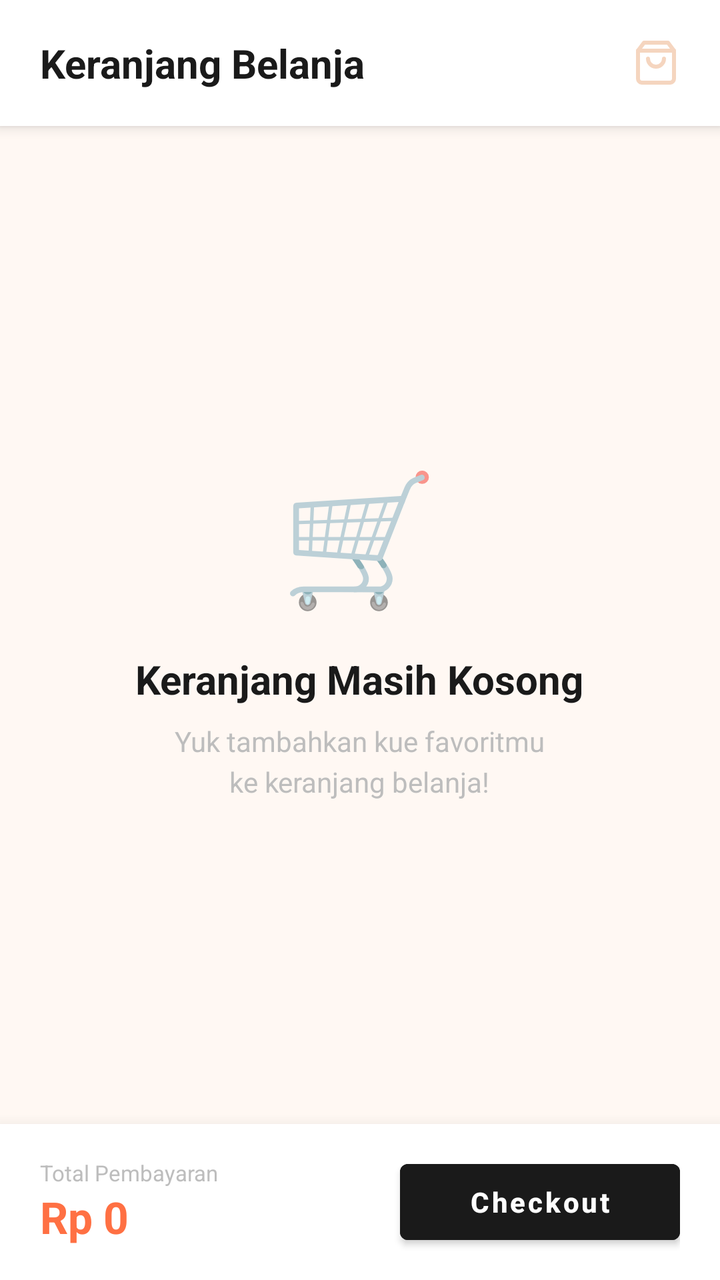
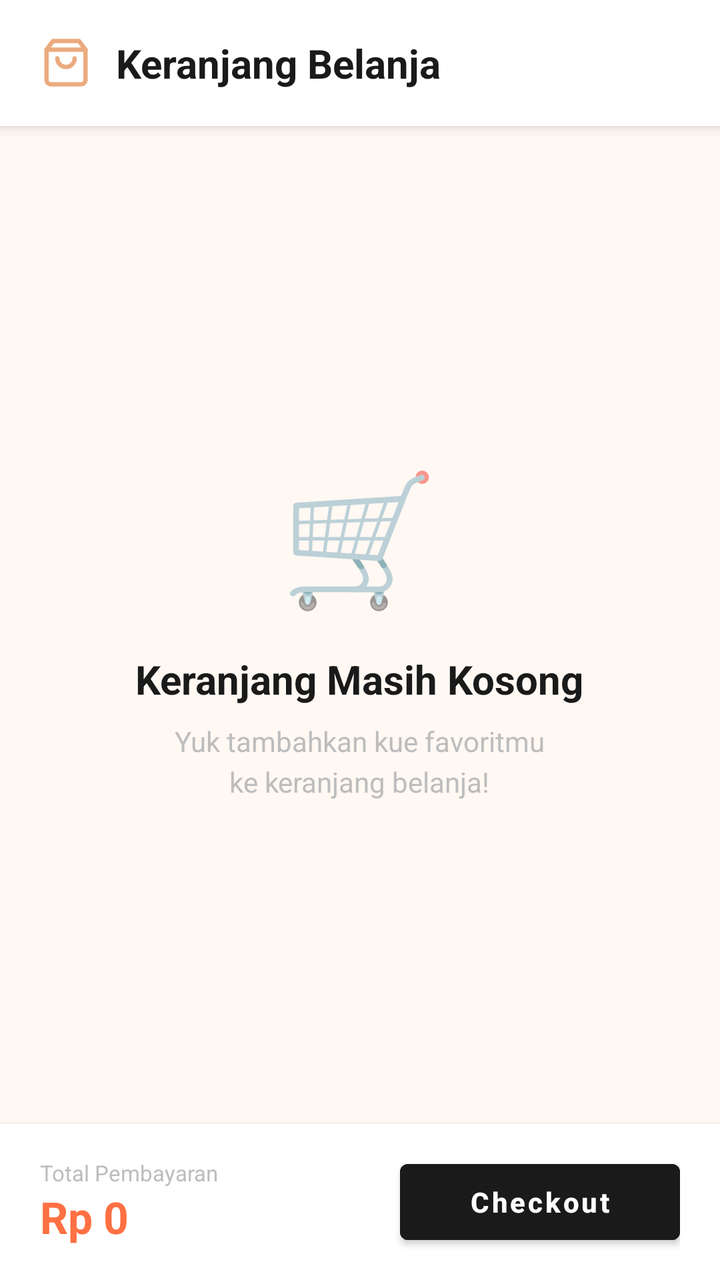

Before-and-after screenshots of an Android layout around one commit, followed by the original layout XML and the change that was made.
<!-- AndroidManifest.xml: application theme Theme.KueWeh -->
<!-- res/layout/fragment_keranjang.xml -->
<?xml version="1.0" encoding="utf-8"?>
<androidx.constraintlayout.widget.ConstraintLayout
    xmlns:android="http://schemas.android.com/apk/res/android"
    xmlns:app="http://schemas.android.com/apk/res-auto"
    android:layout_width="match_parent"
    android:layout_height="match_parent"
    android:background="#FFF8F3">

    
    <LinearLayout
        android:id="@+id/tvHeaderKeranjang"
        android:layout_width="0dp"
        android:layout_height="wrap_content"
        android:background="#FFFFFF"
        android:elevation="4dp"
        android:orientation="horizontal"
        android:gravity="center_vertical"
        android:paddingHorizontal="20dp"
        android:paddingVertical="18dp"
        android:fitsSystemWindows="true"
        app:layout_constraintTop_toTopOf="parent"
        app:layout_constraintStart_toStartOf="parent"
        app:layout_constraintEnd_toEndOf="parent">

        <TextView
            android:layout_width="0dp"
            android:layout_height="wrap_content"
            android:layout_weight="1"
            android:text="Keranjang Belanja"
            android:textColor="#1A1A1A"
            android:textSize="20sp"
            android:textStyle="bold"/>

        <ImageView
            android:layout_width="24dp"
            android:layout_height="24dp"
            android:src="@drawable/ic_pesanan"
            android:alpha="0.5"/>
    </LinearLayout>

    
    <androidx.recyclerview.widget.RecyclerView
        android:id="@+id/rvKeranjang"
        android:layout_width="0dp"
        android:layout_height="0dp"
        android:clipToPadding="false"
        android:paddingHorizontal="16dp"
        android:paddingTop="8dp"
        android:paddingBottom="8dp"
        android:visibility="gone"
        app:layout_constraintTop_toBottomOf="@id/tvHeaderKeranjang"
        app:layout_constraintBottom_toTopOf="@id/bottomKeranjangBar"
        app:layout_constraintStart_toStartOf="parent"
        app:layout_constraintEnd_toEndOf="parent"/>

    
    <LinearLayout
        android:id="@+id/emptyStateKeranjang"
        android:layout_width="0dp"
        android:layout_height="0dp"
        android:orientation="vertical"
        android:gravity="center"
        android:paddingHorizontal="40dp"
        android:visibility="visible"
        app:layout_constraintTop_toBottomOf="@id/tvHeaderKeranjang"
        app:layout_constraintBottom_toTopOf="@id/bottomKeranjangBar"
        app:layout_constraintStart_toStartOf="parent"
        app:layout_constraintEnd_toEndOf="parent">

        <TextView
            android:layout_width="wrap_content"
            android:layout_height="wrap_content"
            android:text="🛒"
            android:textSize="64sp"/>

        <TextView
            android:layout_width="wrap_content"
            android:layout_height="wrap_content"
            android:layout_marginTop="16dp"
            android:text="Keranjang Masih Kosong"
            android:textColor="#1A1A1A"
            android:textSize="20sp"
            android:textStyle="bold"
            android:gravity="center"/>

        <TextView
            android:layout_width="wrap_content"
            android:layout_height="wrap_content"
            android:layout_marginTop="8dp"
            android:text="Yuk tambahkan kue favoritmu\nke keranjang belanja!"
            android:textColor="#BDBDBD"
            android:textSize="14sp"
            android:gravity="center"
            android:lineSpacingExtra="4dp"/>

    </LinearLayout>

    
    <LinearLayout
        android:id="@+id/bottomKeranjangBar"
        android:layout_width="0dp"
        android:layout_height="wrap_content"
        android:background="#FFFFFF"
        android:elevation="12dp"
        android:gravity="center_vertical"
        android:orientation="horizontal"
        android:paddingHorizontal="20dp"
        android:paddingVertical="14dp"
        app:layout_constraintBottom_toBottomOf="parent"
        app:layout_constraintStart_toStartOf="parent"
        app:layout_constraintEnd_toEndOf="parent">

        <LinearLayout
            android:layout_width="0dp"
            android:layout_height="wrap_content"
            android:layout_weight="1"
            android:orientation="vertical">

            <TextView
                android:layout_width="wrap_content"
                android:layout_height="wrap_content"
                android:text="Total Pembayaran"
                android:textColor="#BDBDBD"
                android:textSize="11sp"/>

            <TextView
                android:id="@+id/tvTotalHargaKeranjang"
                android:layout_width="wrap_content"
                android:layout_height="wrap_content"
                android:text="Rp 0"
                android:textColor="#FF7043"
                android:textSize="22sp"
                android:textStyle="bold"/>
        </LinearLayout>

        <Button
            android:id="@+id/btnCheckout"
            android:layout_width="140dp"
            android:layout_height="50dp"
            android:backgroundTint="#1A1A1A"
            android:text="Checkout"
            android:textColor="#FFFFFF"
            android:textStyle="bold"
            android:textAllCaps="false"/>
    </LinearLayout>

</androidx.constraintlayout.widget.ConstraintLayout>
<!-- resources referenced by this layout -->
<resources>
  <!-- drawable ic_pesanan (drawable) -->
  <vector xmlns:android="http://schemas.android.com/apk/res/android"
      android:width="24dp"
      android:height="24dp"
      android:viewportWidth="24"
      android:viewportHeight="24">
    <path
        android:pathData="M6,2L3,6V20C3,20.53 3.211,21.039 3.586,21.414C3.961,21.789 4.47,22 5,22H19C19.53,22 20.039,21.789 20.414,21.414C20.789,21.039 21,20.53 21,20V6L18,2H6Z"
        android:strokeLineJoin="round"
        android:strokeWidth="2"
        android:fillColor="#00000000"
        android:strokeColor="#EBAB7F"
        android:strokeLineCap="round"/>
    <path
        android:pathData="M3,6H21"
        android:strokeLineJoin="round"
        android:strokeWidth="2"
        android:fillColor="#00000000"
        android:strokeColor="#EBAB7F"
        android:strokeLineCap="round"/>
    <path
        android:pathData="M16,10C16,11.061 15.579,12.078 14.828,12.828C14.078,13.579 13.061,14 12,14C10.939,14 9.922,13.579 9.172,12.828C8.421,12.078 8,11.061 8,10"
        android:strokeLineJoin="round"
        android:strokeWidth="2"
        android:fillColor="#00000000"
        android:strokeColor="#EBAB7F"
        android:strokeLineCap="round"/>
  </vector>
  <style name="Theme.KueWeh" parent="Theme.MaterialComponents.Light.NoActionBar">
          <item name="android:statusBarColor">@android:color/transparent</item>
  
          <item name="android:windowLightStatusBar">true</item>
      </style>
</resources>

<!-- the commit's change to res/layout/fragment_keranjang.xml (unified diff, before → after) -->
@@ -17,25 +17,23 @@
         android:gravity="center_vertical"
         android:paddingHorizontal="20dp"
         android:paddingVertical="18dp"
-        android:fitsSystemWindows="true"
         app:layout_constraintTop_toTopOf="parent"
         app:layout_constraintStart_toStartOf="parent"
         app:layout_constraintEnd_toEndOf="parent">
 
+        <ImageView
+            android:layout_width="26dp"
+            android:layout_height="26dp"
+            android:src="@drawable/ic_pesanan"
+            android:layout_marginEnd="12dp"/>
+
         <TextView
-            android:layout_width="0dp"
+            android:layout_width="wrap_content"
             android:layout_height="wrap_content"
-            android:layout_weight="1"
             android:text="Keranjang Belanja"
             android:textColor="#1A1A1A"
             android:textSize="20sp"
             android:textStyle="bold"/>
-
-        <ImageView
-            android:layout_width="24dp"
-            android:layout_height="24dp"
-            android:src="@drawable/ic_pesanan"
-            android:alpha="0.5"/>
     </LinearLayout>
 
     
@@ -101,7 +99,7 @@
         android:layout_width="0dp"
         android:layout_height="wrap_content"
         android:background="#FFFFFF"
-        android:elevation="12dp"
+        android:elevation="4dp"
         android:gravity="center_vertical"
         android:orientation="horizontal"
         android:paddingHorizontal="20dp"
